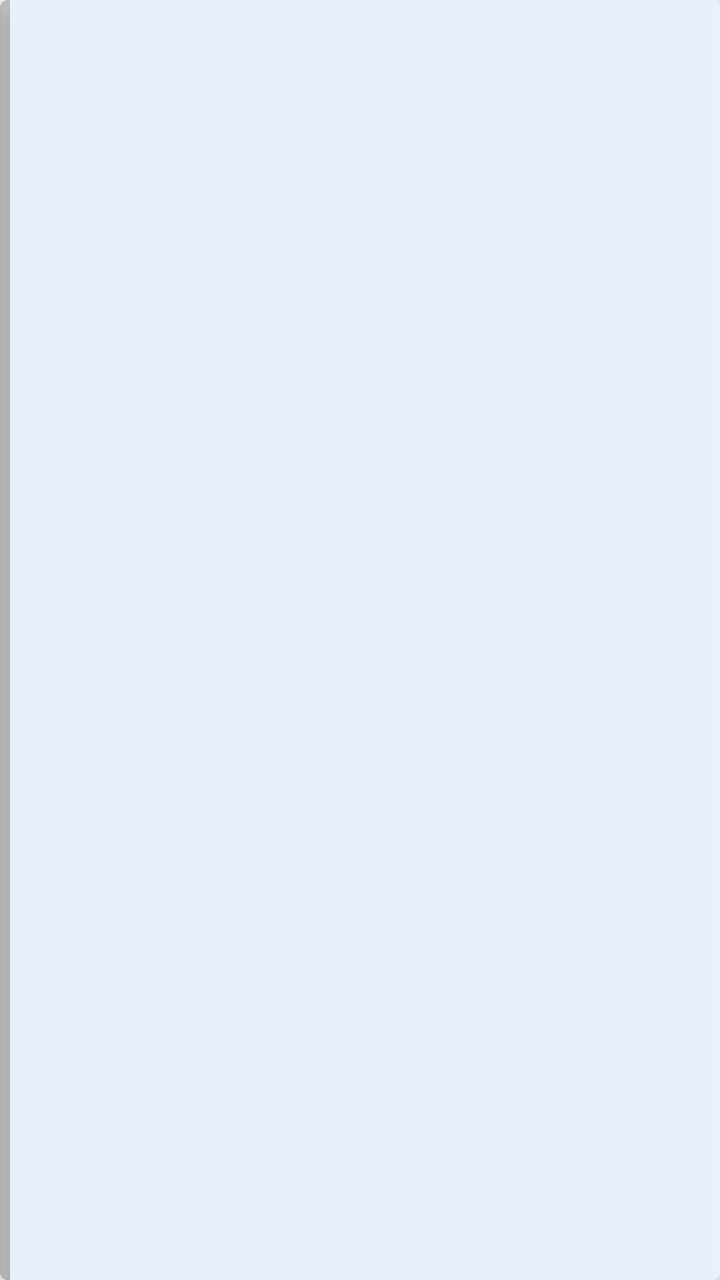
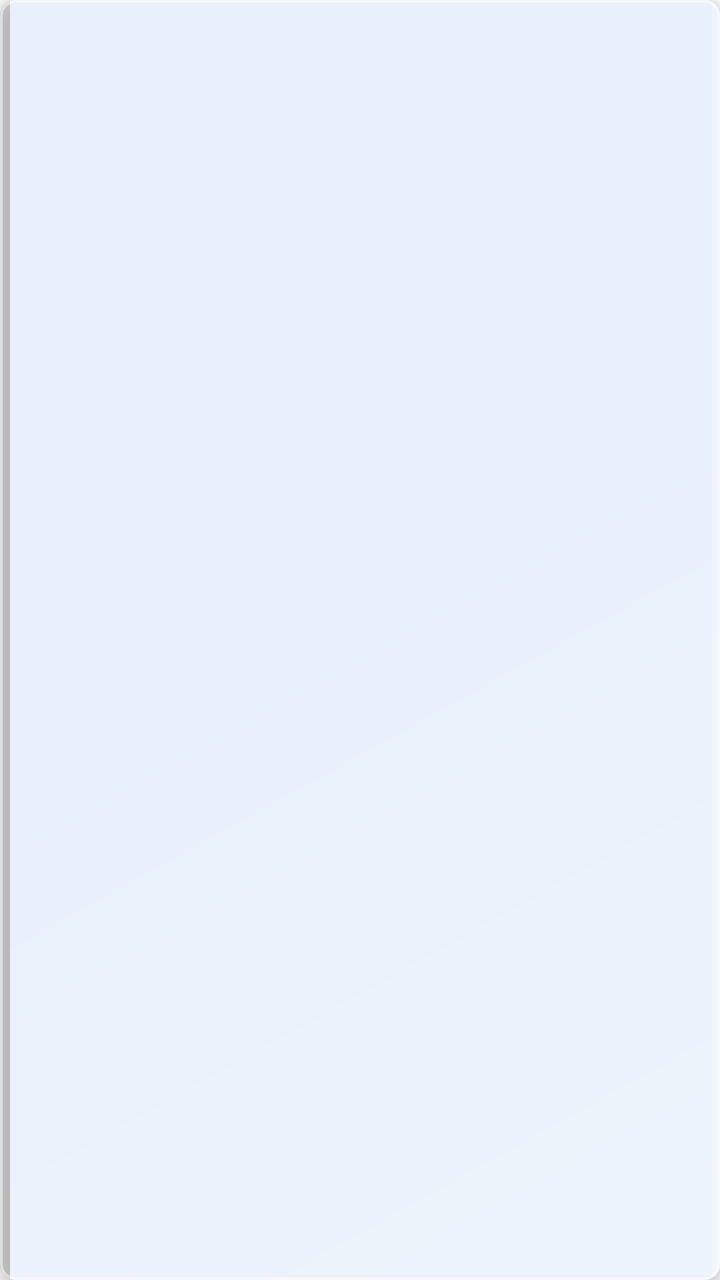

Screens rendered from an Android XML layout before and after an edit, with the pre-edit source and the edit as a unified diff.
<!-- AndroidManifest.xml: application theme Theme.White -->
<!-- res/layout/item_book.xml -->
<?xml version="1.0" encoding="utf-8"?>
<LinearLayout xmlns:android="http://schemas.android.com/apk/res/android"
    xmlns:app="http://schemas.android.com/apk/res-auto"
    android:layout_width="match_parent"
    android:layout_height="wrap_content"
    android:layout_marginStart="8dp"
    android:layout_marginEnd="8dp"
    android:layout_marginBottom="16dp"
    android:gravity="bottom|center_horizontal"
    android:orientation="vertical">

    <com.google.android.material.card.MaterialCardView
        android:id="@+id/coverCard"
        android:layout_width="match_parent"
        android:layout_height="wrap_content"
        app:cardBackgroundColor="@android:color/transparent"
        app:cardCornerRadius="4dp"
        app:cardElevation="10dp"
        app:strokeWidth="0dp">

        <LinearLayout
            android:layout_width="match_parent"
            android:layout_height="wrap_content"
            android:orientation="horizontal">

            
            <View
                android:id="@+id/bookSpine"
                android:layout_width="5dp"
                android:layout_height="match_parent"
                android:background="#33000000" />

            <FrameLayout
                android:id="@+id/coverContainer"
                android:layout_width="0dp"
                android:layout_weight="1"
                android:layout_height="match_parent"
                android:background="@drawable/bg_cover_frame">

                <ImageView
                    android:id="@+id/coverImage"
                    android:layout_width="match_parent"
                    android:layout_height="match_parent"
                    android:contentDescription="@null"
                    android:scaleType="centerCrop"
                    android:visibility="gone" />

                <LinearLayout
                    android:id="@+id/coverFallback"
                    android:layout_width="match_parent"
                    android:layout_height="match_parent"
                    android:gravity="center"
                    android:orientation="vertical"
                    android:paddingStart="8dp"
                    android:paddingEnd="8dp"
                    android:paddingTop="10dp"
                    android:paddingBottom="10dp">

                    <TextView
                        android:id="@+id/fallbackTitle"
                        android:layout_width="match_parent"
                        android:layout_height="wrap_content"
                        android:ellipsize="end"
                        android:gravity="center"
                        android:maxLines="4"
                        android:textColor="#FFFFFFFF"
                        android:textSize="12sp"
                        android:textStyle="bold" />

                    <TextView
                        android:id="@+id/fallbackAuthor"
                        android:layout_width="match_parent"
                        android:layout_height="wrap_content"
                        android:layout_marginTop="4dp"
                        android:ellipsize="end"
                        android:gravity="center"
                        android:maxLines="1"
                        android:textColor="#BBD4F7"
                        android:textSize="10sp" />
                </LinearLayout>

                
                <View
                    android:layout_width="3dp"
                    android:layout_height="match_parent"
                    android:layout_gravity="end"
                    android:background="#22FFFFFF" />

                <TextView
                    android:id="@+id/progressBadge"
                    android:layout_width="wrap_content"
                    android:layout_height="wrap_content"
                    android:layout_gravity="bottom|end"
                    android:layout_margin="6dp"
                    android:background="@drawable/bg_progress_pill"
                    android:paddingStart="6dp"
                    android:paddingTop="1dp"
                    android:paddingEnd="6dp"
                    android:paddingBottom="2dp"
                    android:textColor="#FFFFFFFF"
                    android:textSize="10sp"
                    android:textStyle="bold"
                    android:visibility="gone" />
            </FrameLayout>
        </LinearLayout>
    </com.google.android.material.card.MaterialCardView>

    <TextView
        android:id="@+id/bookTitle"
        android:layout_width="0dp"
        android:layout_height="0dp"
        android:visibility="gone" />

    <TextView
        android:id="@+id/bookAuthor"
        android:layout_width="0dp"
        android:layout_height="0dp"
        android:visibility="gone" />

</LinearLayout>
<!-- resources referenced by this layout -->
<resources>
  <!-- drawable bg_cover_frame (drawable) -->
  <shape xmlns:android="http://schemas.android.com/apk/res/android"
      android:shape="rectangle">
      <solid android:color="@color/blue_soft" />
  </shape>
  <!-- drawable bg_progress_pill (drawable) -->
  <shape xmlns:android="http://schemas.android.com/apk/res/android"
      android:shape="rectangle">
      <solid android:color="#E61E3A6B" />
      <corners android:radius="10dp" />
  </shape>
  <style name="Theme.White" parent="Theme.MaterialComponents.Light.NoActionBar">
          <item name="colorPrimary">@color/blue_primary</item>
          <item name="colorPrimaryVariant">@color/blue_deep</item>
          <item name="colorOnPrimary">@color/white</item>
          <item name="colorSecondary">@color/blue_mid</item>
          <item name="colorSecondaryVariant">@color/blue_deep</item>
          <item name="colorOnSecondary">@color/white</item>
          <item name="colorSurface">@color/white</item>
          <item name="colorOnSurface">@color/text_primary</item>
          <item name="android:windowBackground">@color/white</item>
          <item name="android:windowNoTitle">true</item>
          <item name="android:statusBarColor">@color/white</item>
          <item name="android:windowLightStatusBar">true</item>
          <item name="android:navigationBarColor">@color/white</item>
          <item name="android:windowLightNavigationBar" tools:targetApi="27">true</item>
          <item name="android:windowActionModeOverlay">true</item>
      </style>
  <color name="blue_soft">#FFE8F0FB</color>
  <color name="blue_primary">#FF2563EB</color>
  <color name="blue_deep">#FF0F2A4A</color>
  <color name="white">#FFFFFFFF</color>
  <color name="blue_mid">#FF1E4E8C</color>
  <color name="text_primary">#FF16233A</color>
</resources>

<!-- the commit's change to res/layout/item_book.xml (unified diff, before → after) -->
@@ -13,9 +13,11 @@
         android:id="@+id/coverCard"
         android:layout_width="match_parent"
         android:layout_height="wrap_content"
-        app:cardBackgroundColor="@android:color/transparent"
-        app:cardCornerRadius="4dp"
-        app:cardElevation="10dp"
+        app:cardBackgroundColor="#55FFFFFF"
+        app:cardCornerRadius="8dp"
+        app:cardElevation="8dp"
+        app:strokeColor="#88FFFFFF"
+        app:strokeWidth="1.2dp">
         app:strokeWidth="0dp">
 
         <LinearLayout
@@ -81,10 +83,16 @@
 
                 
                 <View
-                    android:layout_width="3dp"
+                    android:layout_width="4dp"
                     android:layout_height="match_parent"
                     android:layout_gravity="end"
-                    android:background="#22FFFFFF" />
+                    android:background="#44FFFFFF" />
+
+                
+                <View
+                    android:layout_width="match_parent"
+                    android:layout_height="match_parent"
+                    android:background="@drawable/bg_glass_reflection" />
 
                 <TextView
                     android:id="@+id/progressBadge"
<!-- resource entries referenced after the edit -->
@@ -4,6 +4,17 @@
   <shape xmlns:android="http://schemas.android.com/apk/res/android"
       android:shape="rectangle">
       <solid android:color="@color/blue_soft" />
+  </shape>
+  <!-- drawable bg_glass_reflection (drawable) -->
+  <?xml version="1.0" encoding="utf-8"?>
+  <shape xmlns:android="http://schemas.android.com/apk/res/android"
+      android:shape="rectangle">
+      <gradient
+          android:angle="135"
+          android:startColor="#40FFFFFF"
+          android:centerColor="#08FFFFFF"
+          android:endColor="#00FFFFFF"
+          android:type="linear" />
   </shape>
   <!-- drawable bg_progress_pill (drawable) -->
   <shape xmlns:android="http://schemas.android.com/apk/res/android"
